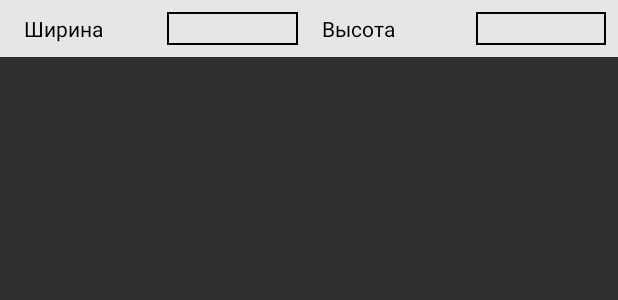
After one commit to Nefor75/WindPlast, an Android app: the layout include_width_height_product.xml on its own in the app's theme, with its tools: preview values and no code run, on a phone screen of 412 x 824 dp. The commit adds this screen. Shown: the top 300 px of the screen. Run offline under Robolectric (Android 15) with nearby library versions, the light colour scheme and no system bars.

```diff
--- a/app/src/main/java/com/glumy/windplast/ActivityProductDetails.java
+++ b/app/src/main/java/com/glumy/windplast/ActivityProductDetails.java
@@ -19,7 +19,6 @@ public class ActivityProductDetails extends AppCompatActivity {//implements Adap
 
     private ImageView mainImage;
     private TextView textView_main;
-    private TextView tv_price;
     private EditText et_width;
     private EditText et_height;
     private RadioGroup rg_rehau, rg_wds, rg_opentech, rgroupSill, rgWeathering;
@@ -40,7 +39,6 @@ public class ActivityProductDetails extends AppCompatActivity {//implements Adap
     private void initComponent() {
         mainImage = findViewById(R.id.imageView);
         textView_main = findViewById(R.id.textView);
-        tv_price = findViewById(R.id.tv_price);
         et_width = findViewById(R.id.edit_width);
         et_height = findViewById(R.id.edit_height);
 
@@ -69,7 +67,6 @@ public class ActivityProductDetails extends AppCompatActivity {//implements Adap
             assert setActivity != null;
             textView_main.setText(setActivity.getName());
             mainImage.setImageResource(setActivity.getImage());
-            tv_price.setText(setActivity.getPrice() + " грн");
             et_width.setText(setActivity.getWidth() + "");
             et_height.setText(setActivity.getHeight() + "");
 
--- /dev/null
+++ b/app/src/main/res/layout/include_width_height_product.xml
@@ -0,0 +1,56 @@
+<?xml version="1.0" encoding="utf-8"?>
+<LinearLayout xmlns:android="http://schemas.android.com/apk/res/android"
+    android:id="@+id/ll_width_height"
+    android:layout_width="match_parent"
+    android:layout_height="wrap_content"
+    android:background="@color/grey_10"
+    android:orientation="horizontal">
+
+    <TextView
+        android:id="@+id/textView_width"
+        android:layout_width="match_parent"
+        android:layout_height="match_parent"
+        android:layout_marginStart="@dimen/margin"
+        android:layout_weight="1"
+        android:gravity="center_vertical"
+        android:text="@string/width"
+        android:textColor="@android:color/black" />
+
+    <EditText
+        android:id="@+id/edit_width"
+        android:layout_width="match_parent"
+        android:layout_height="match_parent"
+        android:layout_margin="@dimen/spacing_xmedium"
+        android:layout_marginEnd="@dimen/spacing_xmedium"
+        android:layout_weight="1"
+        android:background="@drawable/my_rectangle"
+        android:focusable="false"
+        android:gravity="center_vertical|center_horizontal"
+        android:textColor="@android:color/black"
+        android:textSize="16sp" />
+
+    <TextView
+        android:id="@+id/textView_height"
+        android:layout_width="match_parent"
+        android:layout_height="match_parent"
+        android:layout_marginStart="@dimen/spacing_xmedium"
+        android:layout_weight="1"
+        android:gravity="center_vertical"
+        android:text="@string/height"
+        android:textColor="@android:color/black" />
+
+    <EditText
+        android:id="@+id/edit_height"
+        android:layout_width="match_parent"
+        android:layout_height="match_parent"
+        android:layout_gravity="center_vertical|end"
+        android:layout_margin="@dimen/spacing_xmedium"
+        android:layout_marginEnd="@dimen/margin"
+        android:layout_weight="1"
+        android:background="@drawable/my_rectangle"
+        android:focusable="false"
+        android:gravity="center_vertical|center_horizontal"
+        android:textColor="@android:color/black"
+        android:textSize="16sp" />
+
+</LinearLayout>
--- a/app/src/main/res/values/dimens.xml
+++ b/app/src/main/res/values/dimens.xml
@@ -14,5 +14,6 @@
     <dimen name="spacing_xlarge">32dp</dimen>
     <dimen name="spacing_xmlarge">40dp</dimen>
     <dimen name="spacing_xxlarge">50dp</dimen>
+    <dimen name="spacing_xxxlarge">64dp</dimen>
 
 </resources>
--- a/app/src/main/res/values/strings.xml
+++ b/app/src/main/res/values/strings.xml
@@ -38,7 +38,6 @@
     <string name="sill">Подоконник</string>
     <string name="weathering">Отлив</string>
 
-    <string name="cost">Стоимость</string>
     <string name="quantity">Количество</string>
     <string name="button1">Назад</string>
     <string name="button2">Добавить в корзину</string>
@@ -78,5 +77,6 @@
     <string name="deaf">Глухое</string>
     <string name="one_po">Одна секция - створка</string>
     <string name="name_settings1_bottom_right">bottom_right</string>
+    <string name="calculation">Расчет</string>
 
 </resources>
--- a/app/src/main/res/values/styles.xml
+++ b/app/src/main/res/values/styles.xml
@@ -53,12 +53,12 @@
         <item name="android:background">@android:color/black</item>
 
     </style>
-    <!-- Ripple эффект(пока не используется)-->
+    <!-- Ripple эффект-->
     <style name="RippleStyleWhite">
         <item name="mrl_rippleOverlay">true</item>
-        <item name="mrl_rippleColor">#80FFFFFF</item>
+        <item name="mrl_rippleColor">#FFFFFFFF</item>
         <item name="mrl_rippleHover">true</item>
-        <item name="mrl_rippleAlpha">0.2</item>
+        <item name="mrl_rippleAlpha">0.5</item>
     </style>
 
 </resources>
```
Also changed, not shown: app/src/main/res/layout/activity_product_details.xml (+23 -91 lines).
